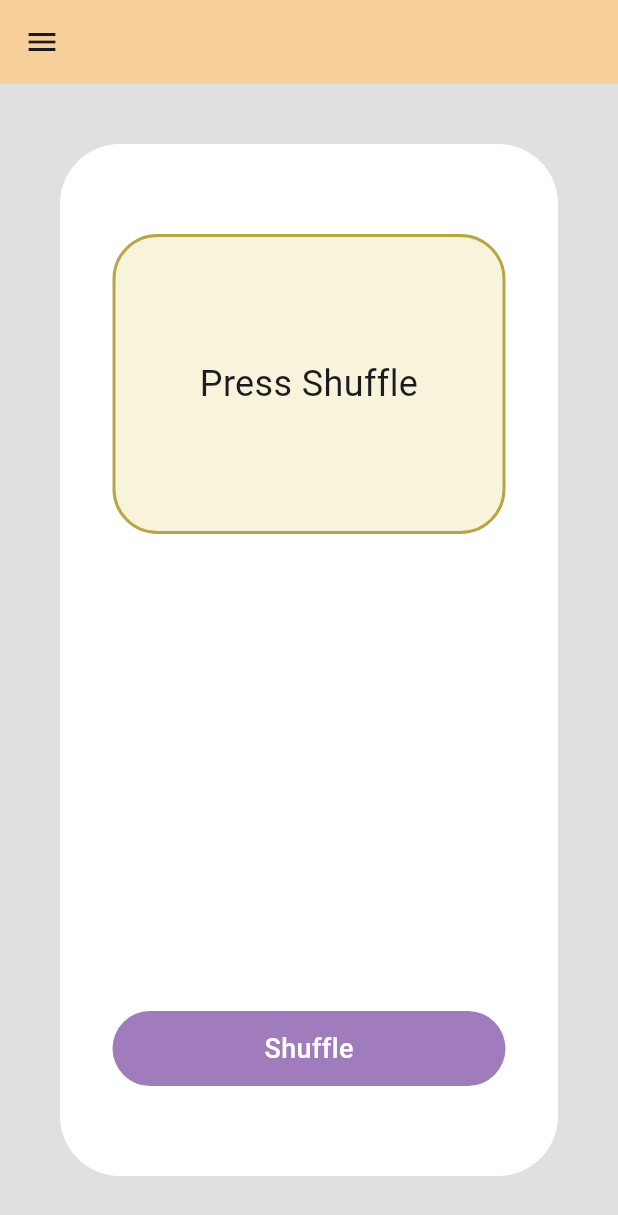
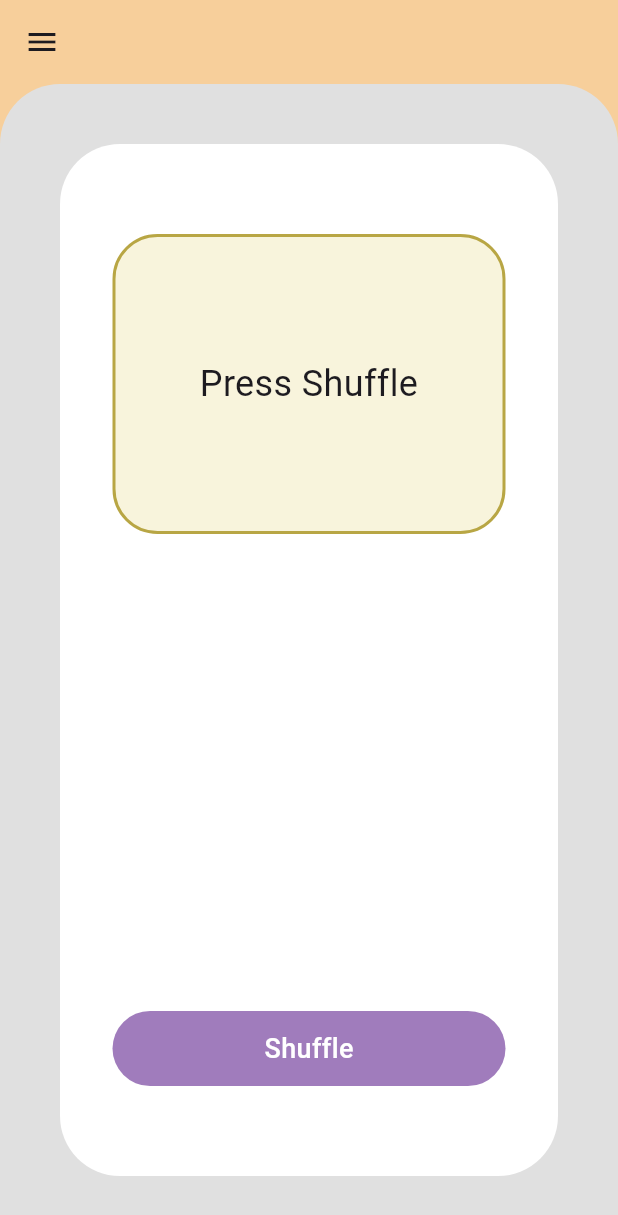
Before and after one commit to AnJasid/sports_picker, a Flutter app: the HomeScreen screen opened directly, on a phone screen of 412 x 824 dp. Shown: the top 1215 px of the screen. Run offline on Flutter 3.47's test engine with Material 3 defaults, Android fonts, the phone set to English and light mode, and no system bars; our stand-ins replace google_nav_bar.

Commit message:
update for home screen

```diff
--- a/lib/screens/home_screen.dart
+++ b/lib/screens/home_screen.dart
@@ -109,6 +109,7 @@ class _HomeScreenState extends State<HomeScreen> {
   @override
   Widget build(BuildContext context) {
     return Scaffold(
+      backgroundColor: const Color.fromARGB(255, 247, 207, 155),
       appBar: AppBar(
         backgroundColor: const Color.fromARGB(255, 247, 207, 155),
         elevation: 0,
@@ -139,6 +140,10 @@ class _HomeScreenState extends State<HomeScreen> {
         height: double.infinity,
         decoration: BoxDecoration(
             color: Colors.grey[300],
+            borderRadius: const BorderRadius.only(
+              topLeft: Radius.circular(40),
+              topRight: Radius.circular(40),
+            )
             // image: DecorationImage(
             //   image: AssetImage('assets/images/bg.png'),
             //   opacity: 0.06,d
```
Lines whose indentation alone changed are shown as unchanged.
